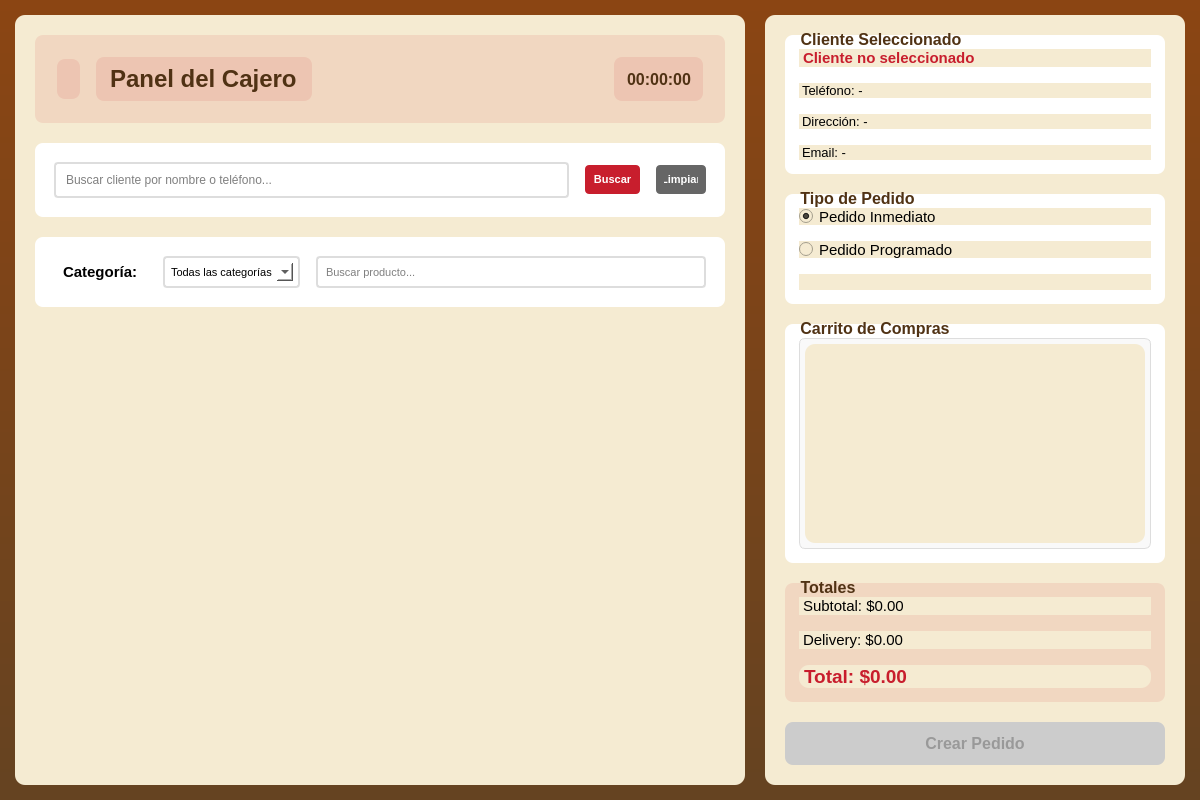
Before: the Qt Designer form escritorio/cajero.ui in Bruno-DarkSouler/APP_ElBuenGusto, drawn with Qt 5.
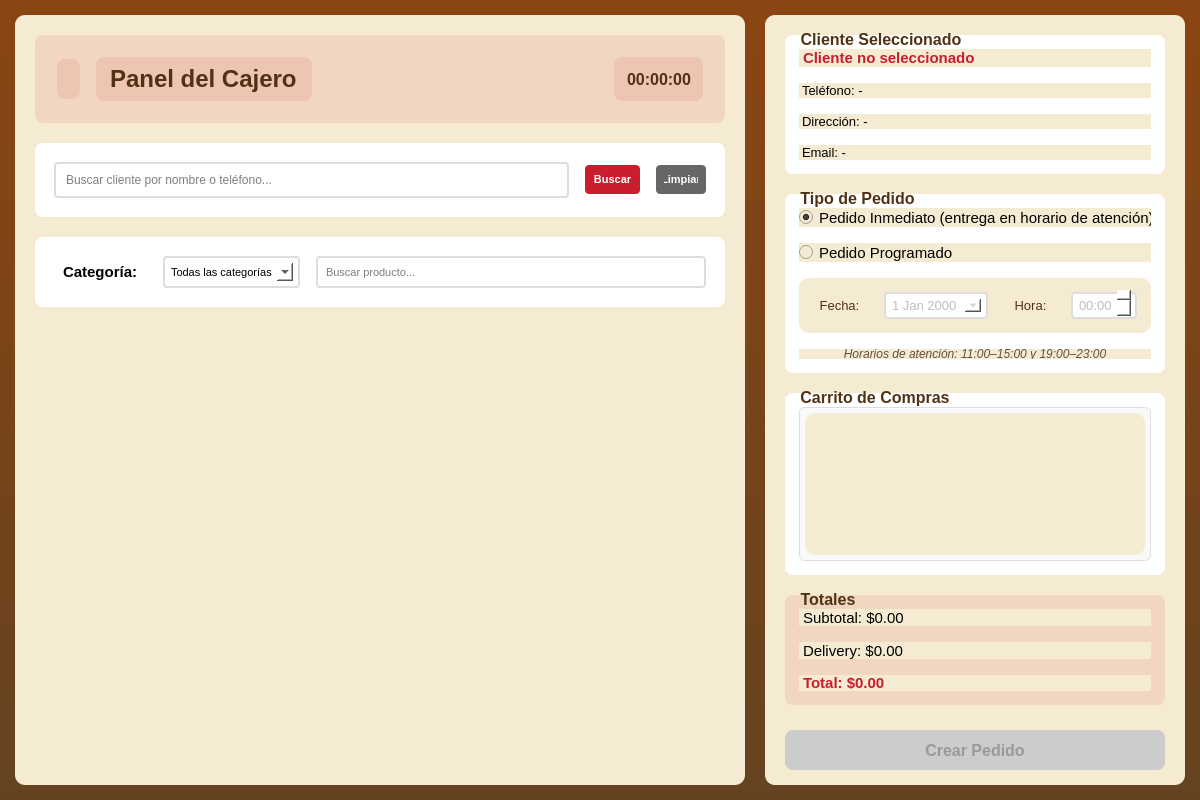
After: the same form once the commit is applied. Icons and pictures are not drawn.

Commit message: cambios sobre pedido programado

Patch:
```diff
--- a/escritorio/cajero.ui
+++ b/escritorio/cajero.ui
@@ -485,7 +485,7 @@
         <property name="maximumSize">
          <size>
           <width>16777215</width>
-          <height>120</height>
+          <height>240</height>
          </size>
         </property>
         <property name="font">
@@ -497,18 +497,22 @@
         </property>
         <property name="styleSheet">
          <string notr="true">
-         QGroupBox {
-             background-color: white;
-             border-radius: 8px;
-             padding-top: 15px;
-             color: rgb(80,50,20);
-         }
-         QGroupBox::title {
-             subcontrol-origin: margin;
-             left: 10px;
-             padding: 0 8px 0 8px;
-         }
-         </string>
+        QGroupBox {
+            background-color: white;
+            border-radius: 8px;
+            padding-top: 15px;
+            color: rgb(80,50,20);
+        }
+        QGroupBox::title {
+            subcontrol-origin: margin;
+            left: 10px;
+            padding: 0 8px 0 8px;
+        }
+        QLabel {
+            color: rgb(80,50,20);
+            font-size: 10pt;
+        }
+        </string>
         </property>
         <property name="title">
          <string>Tipo de Pedido</string>
@@ -520,11 +524,10 @@
             <font>
              <family>Segoe UI</family>
              <pointsize>11</pointsize>
-             <bold>false</bold>
             </font>
            </property>
            <property name="text">
-            <string>Pedido Inmediato</string>
+            <string>Pedido Inmediato (entrega en horario de atención)</string>
            </property>
            <property name="checked">
             <bool>true</bool>
@@ -537,7 +540,6 @@
             <font>
              <family>Segoe UI</family>
              <pointsize>11</pointsize>
-             <bold>false</bold>
             </font>
            </property>
            <property name="text">
@@ -550,24 +552,60 @@
            <property name="enabled">
             <bool>false</bool>
            </property>
+           <property name="maximumSize">
+            <size>
+             <width>16777215</width>
+             <height>65</height>
+            </size>
+           </property>
            <layout class="QHBoxLayout" name="horizontalLayout_programacion">
             <property name="spacing">
-             <number>8</number>
+             <number>10</number>
             </property>
+            <item>
+             <widget class="QLabel" name="label_fecha">
+              <property name="text">
+               <string> Fecha:</string>
+              </property>
+             </widget>
+            </item>
             <item>
              <widget class="QDateEdit" name="dateEdit_fecha">
               <property name="styleSheet">
-               <string notr="true">QDateEdit { padding: 4px; border: 2px solid #ddd; border-radius: 4px; font-size: 10px; }</string>
+               <string notr="true">
+                QDateEdit {
+                    padding: 4px;
+                    border: 2px solid #ddd;
+                    border-radius: 4px;
+                    font-size: 10pt;
+                    background-color: #fff;
+                }
+                </string>
               </property>
               <property name="calendarPopup">
                <bool>true</bool>
               </property>
              </widget>
             </item>
+            <item>
+             <widget class="QLabel" name="label_hora">
+              <property name="text">
+               <string> Hora:</string>
+              </property>
+             </widget>
+            </item>
             <item>
              <widget class="QTimeEdit" name="timeEdit_hora">
               <property name="styleSheet">
-               <string notr="true">QTimeEdit { padding: 4px; border: 2px solid #ddd; border-radius: 4px; font-size: 10px; }</string>
+               <string notr="true">
+                QTimeEdit {
+                    padding: 4px;
+                    border: 2px solid #ddd;
+                    border-radius: 4px;
+                    font-size: 10pt;
+                    background-color: #fff;
+                }
+                </string>
               </property>
               <property name="displayFormat">
                <string>HH:mm</string>
@@ -577,11 +615,36 @@
            </layout>
           </widget>
          </item>
+         <item>
+          <widget class="QLabel" name="label_horariosAtencion">
+           <property name="maximumSize">
+            <size>
+             <width>16777215</width>
+             <height>20</height>
+            </size>
+           </property>
+           <property name="styleSheet">
+            <string notr="true">color: rgb(100, 80, 60); font-style: italic; font-size: 9pt;</string>
+           </property>
+           <property name="text">
+            <string>Horarios de atención: 11:00–15:00 y 19:00–23:00</string>
+           </property>
+           <property name="alignment">
+            <set>Qt::AlignmentFlag::AlignCenter</set>
+           </property>
+          </widget>
+         </item>
         </layout>
        </widget>
       </item>
       <item>
        <widget class="QGroupBox" name="groupBox_carrito">
+        <property name="maximumSize">
+         <size>
+          <width>16777215</width>
+          <height>300</height>
+         </size>
+        </property>
         <property name="font">
          <font>
           <family>Segoe UI</family>
@@ -613,7 +676,7 @@
            <property name="maximumSize">
             <size>
              <width>16777215</width>
-             <height>350</height>
+             <height>400</height>
             </size>
            </property>
            <property name="styleSheet">
@@ -628,7 +691,7 @@
               <x>0</x>
               <y>0</y>
               <width>350</width>
-              <height>160</height>
+              <height>109</height>
              </rect>
             </property>
             <layout class="QVBoxLayout" name="verticalLayout_carritoItems">
@@ -647,7 +710,7 @@
         <property name="maximumSize">
          <size>
           <width>16777215</width>
-          <height>150</height>
+          <height>120</height>
          </size>
         </property>
         <property name="font">
@@ -709,7 +772,7 @@
            <property name="font">
             <font>
              <family>Segoe UI</family>
-             <pointsize>14</pointsize>
+             <pointsize>11</pointsize>
              <bold>true</bold>
             </font>
            </property>
@@ -735,6 +798,12 @@
           <height>50</height>
          </size>
         </property>
+        <property name="maximumSize">
+         <size>
+          <width>16777215</width>
+          <height>40</height>
+         </size>
+        </property>
         <property name="styleSheet">
          <string notr="true">QPushButton { background-color: rgb(200, 30, 45); color: white; border: none; padding: 12px; border-radius: 8px; font-size: 16px; font-weight: bold; }
 QPushButton:hover { background-color: rgb(180, 25, 40); }
```
The commit also changes 4 other files.
